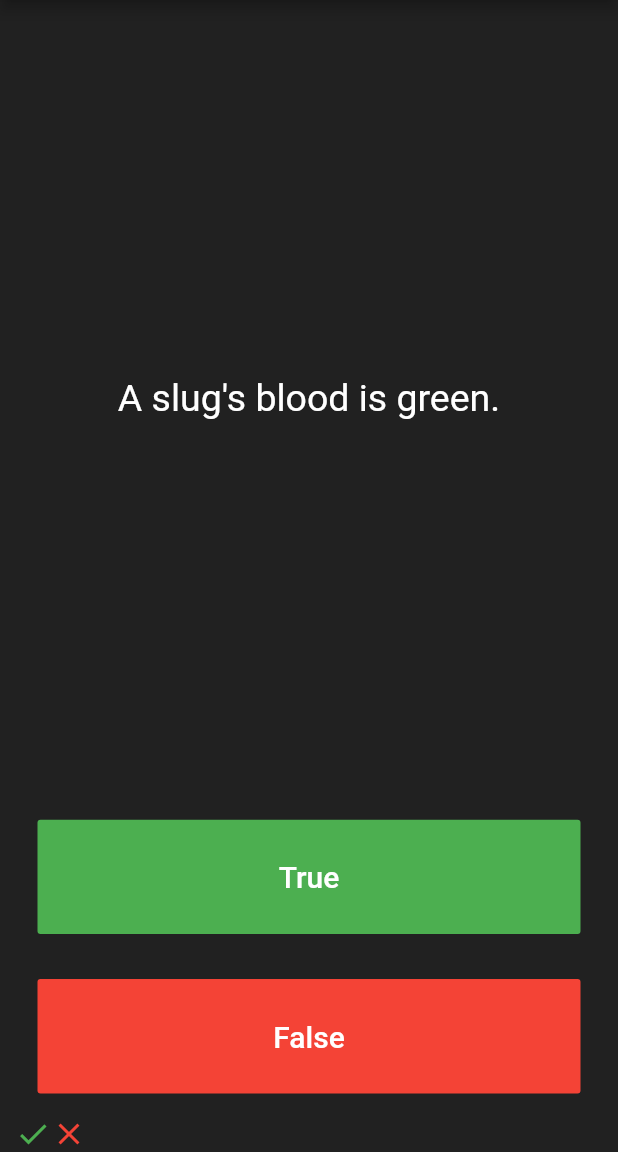
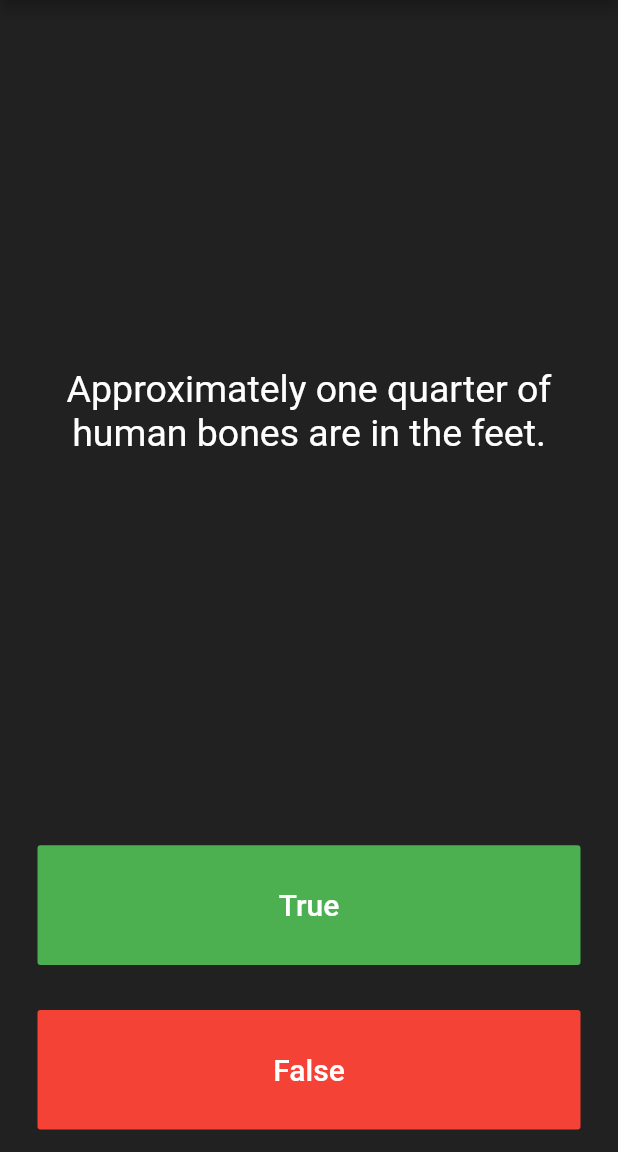
Before and after one commit to kaungthantzindev/quizzler, a Flutter app: the screen it shows after launch, after a tap on "True", after a tap on "False", on a phone screen of 412 x 824 dp, the part 84-1236 px from its top. Run offline on Flutter 3.47's test engine with Material 2 defaults, Android fonts, the phone set to English and light mode, and no system bars.

Commit message:
class and oop

```diff
--- a/lib/main.dart
+++ b/lib/main.dart
@@ -1,4 +1,8 @@
 import 'package:flutter/material.dart';
+// import 'package:quizzler/question.dart';
+import 'quiz_brain.dart';
+
+Quizbrain quizbrain = Quizbrain();
 
 void main() => runApp(Quizzler());
 
@@ -30,14 +34,17 @@ class QuizPage extends StatefulWidget {
 
 class _QuizPageState extends State<QuizPage> {
   List<Icon> scrollkeeper = [];
+  // List<String> questions = [
+  //   'You can lead a cow down stairs but not up stairs.',
+  //   'Approximately one quarter of human bones are in the feet.',
+  //   'A slug\'s blood is green.',
+  // ];
+  // List<bool> answers = [false, true, true];
+  // Question q1 = Question(
+  //     q: 'You can lead a cow down stairs but not up stairs.', a: false);
 
-  List<String> questions = [
-    'You can lead a cow down stairs but not up stairs.',
-    'Approximately one quarter of human bones are in the feet.',
-    'A slug\'s blood is green.',
-  ];
+  // int qnumber = 0;
 
-  int qnumber = 0;
   @override
   Widget build(BuildContext context) {
     return Column(
@@ -50,7 +57,7 @@ class _QuizPageState extends State<QuizPage> {
             padding: const EdgeInsets.all(10.0),
             child: Center(
               child: Text(
-                questions[qnumber],
+                quizbrain.getQuestionText(),
                 textAlign: TextAlign.center,
                 style: TextStyle(color: Colors.white, fontSize: 25.0),
               ),
@@ -65,15 +72,15 @@ class _QuizPageState extends State<QuizPage> {
               color: Colors.green,
               textColor: Colors.white,
               onPressed: () {
+                bool correctanswer = quizbrain.getCorrectAnswer();
                 setState(() {
-                  scrollkeeper.add(
-                    Icon(
-                      Icons.check,
-                      color: Colors.green,
-                    ),
-                  );
-                  qnumber++;
+                  if (correctanswer == true) {
+                    print('user got true');
+                  } else {
+                    print('user got false');
+                  }
                 });
+                quizbrain.nextQuiz();
               },
               child: Text(
                 'True',
@@ -90,14 +97,14 @@ class _QuizPageState extends State<QuizPage> {
               color: Colors.red,
               textColor: Colors.white,
               onPressed: () {
+                bool correctanswer = quizbrain.getCorrectAnswer();
                 setState(() {
-                  scrollkeeper.add(
-                    Icon(
-                      Icons.close,
-                      color: Colors.red,
-                    ),
-                  );
-                  qnumber++;
+                  if (correctanswer == false) {
+                    print('user got true');
+                  } else {
+                    print('user got false');
+                  }
+                  quizbrain.nextQuiz();
                 });
               },
               child: Text(
--- /dev/null
+++ b/lib/question.dart
@@ -0,0 +1,8 @@
+class Question {
+  String questionText;
+  bool questionAnswer;
+  Question(String q, bool a) {
+    questionText = q;
+    questionAnswer = a;
+  }
+}
--- /dev/null
+++ b/lib/quiz_brain.dart
@@ -0,0 +1,47 @@
+import 'question.dart';
+
+class Quizbrain {
+  int _qnumber = 0;
+
+  List<Question> _questionBank = [
+    Question('Some cats are actually allergic to humans', true),
+    Question('You can lead a cow down stairs but not up stairs.', false),
+    Question('Approximately one quarter of human bones are in the feet.', true),
+    Question('A slug\'s blood is green.', true),
+    Question('Buzz Aldrin\'s mother\'s maiden name was \"Moon\".', true),
+    Question('It is illegal to pee in the Ocean in Portugal.', true),
+    Question(
+        'No piece of square dry paper can be folded in half more than 7 times.',
+        false),
+    Question(
+        'In London, UK, if you happen to die in the House of Parliament, you are technically entitled to a state funeral, because the building is considered too sacred a place.',
+        true),
+    Question(
+        'The loudest sound produced by any animal is 188 decibels. That animal is the African Elephant.',
+        false),
+    Question(
+        'The total surface area of two human lungs is approximately 70 square metres.',
+        true),
+    Question('Google was originally called \"Backrub\".', true),
+    Question(
+        'Chocolate affects a dog\'s heart and nervous system; a few ounces are enough to kill a small dog.',
+        true),
+    Question(
+        'In West Virginia, USA, if you accidentally hit an animal with your car, you are free to take it home to eat.',
+        true),
+  ];
+
+  void nextQuiz() {
+    if (_qnumber < _questionBank.length - 1) {
+      _qnumber++;
+    }
+  }
+
+  String getQuestionText() {
+    return _questionBank[_qnumber].questionText;
+  }
+
+  bool getCorrectAnswer() {
+    return _questionBank[_qnumber].questionAnswer;
+  }
+}
```
